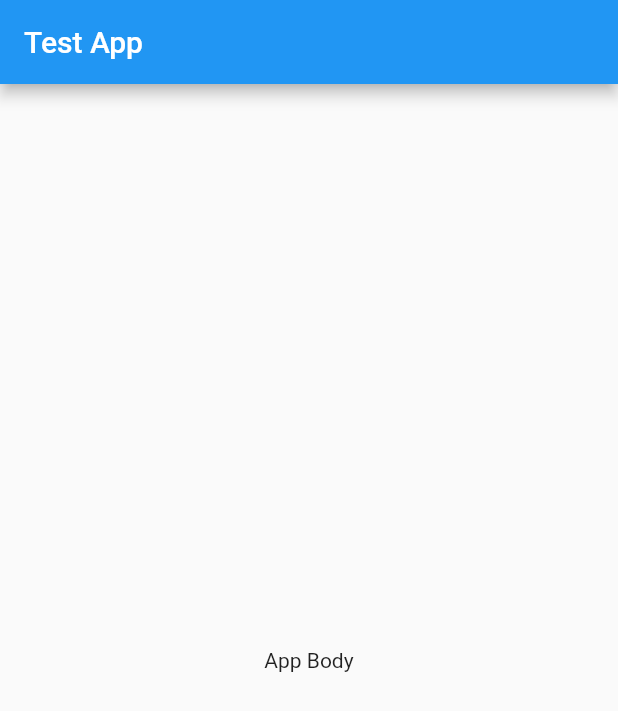
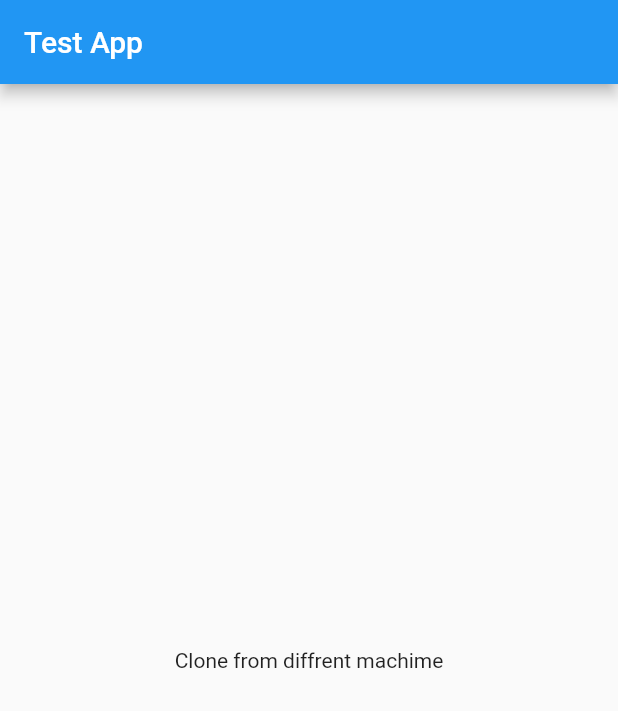
Before and after one commit to Yousef-Osman/Flutter-Boilerplate, a Flutter app: the screen it shows after launch, on a phone screen of 412 x 824 dp. Shown: the top 711 px of the screen. Run offline on Flutter 3.47's test engine with Material 2 defaults, Android fonts, the phone set to English and light mode, and no system bars.

Commit message:
Clone from diffrent machime

```diff
--- a/lib/main.dart
+++ b/lib/main.dart
@@ -26,7 +26,7 @@ class HomePage extends StatelessWidget {
         title: Text('Test App'),
       ),
       body: Center(
-        child: Text('App Body'),
+        child: Text('Clone from diffrent machime'),
       ),
     );
   }
```
